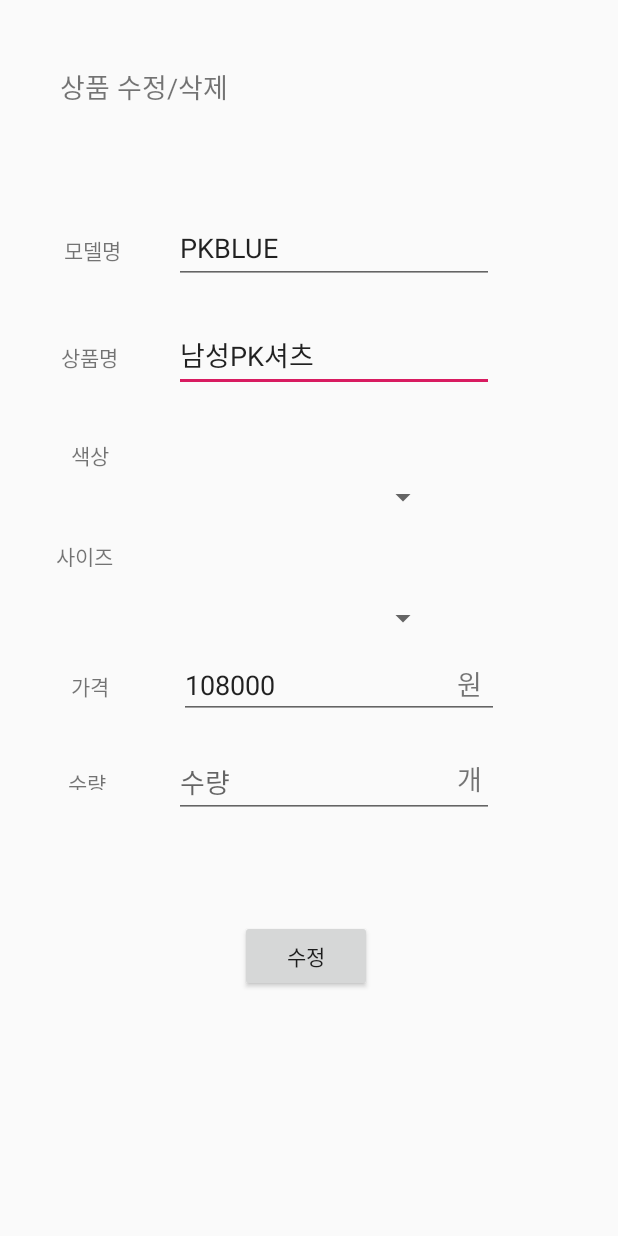
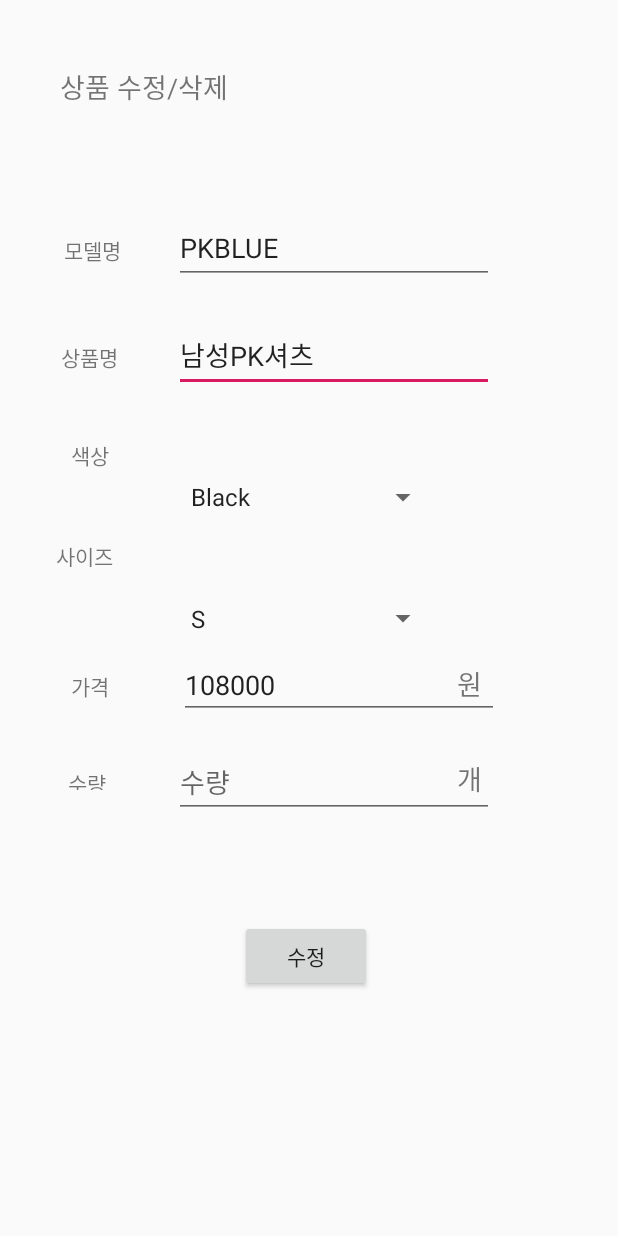
Before and after one commit to kokokole/QRPick, an Android app: the MenudetailActivity screen opened directly, with no data from a screen before it, on a phone screen of 412 x 824 dp. Run offline under Robolectric (Android 15) with nearby library versions, the phone set to English and light mode, and no system bars; network calls fail.

Commit message:
* 19/01/29 10:25 통합

```diff
--- a/app/src/main/java/com/ldcc/eleven/qrpick/activities/MainActivity.java
+++ b/app/src/main/java/com/ldcc/eleven/qrpick/activities/MainActivity.java
@@ -14,7 +14,9 @@ public class MainActivity extends AppCompatActivity {
         setContentView(R.layout.activity_main);
         Api api = new Api(this);
         Log.d("MainActivity", "DDDDDD");
-        api.getDisplay("1");
+        api.getDisplayList("1");
+        api.getDetailDisplay("1");
+
 
     }
 }
--- /dev/null
+++ b/app/src/main/res/values/itemcolor.xml
@@ -0,0 +1,8 @@
+<?xml version="1.0" encoding="utf-8"?>
+<resources>
+    <string-array name="itemcolor">
+        <item>Black</item>
+        <item>White</item>
+        <item>Blue</item>
+    </string-array>
+</resources>
--- /dev/null
+++ b/app/src/main/res/values/size.xml
@@ -0,0 +1,8 @@
+<?xml version="1.0" encoding="utf-8"?>
+<resources>
+    <string-array name="size">
+        <item>S</item>
+        <item>M</item>
+        <item>L</item>
+    </string-array>
+</resources>
```
Also changed, not shown: app/src/main/java/com/ldcc/eleven/qrpick/util/dao/Api.java (+71 -1 lines), app/src/main/res/drawable/add.png (added), app/src/main/res/drawable/icon_delete.png (added), app/src/main/res/drawable/icon_edit.png (added).
